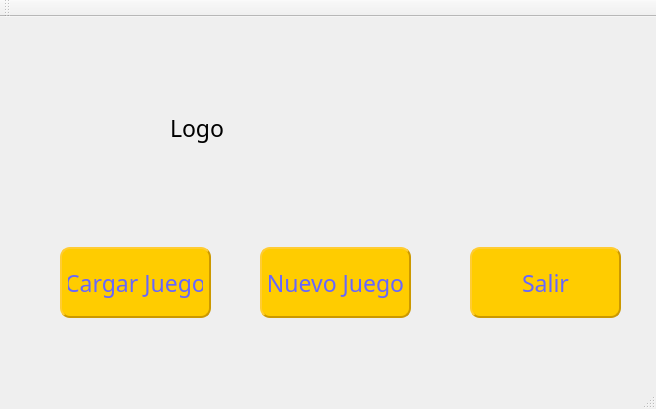
The window that mainwindow.ui (AdriVC/PP3_PokemonStadium) describes before a commit, drawn with Qt 5.
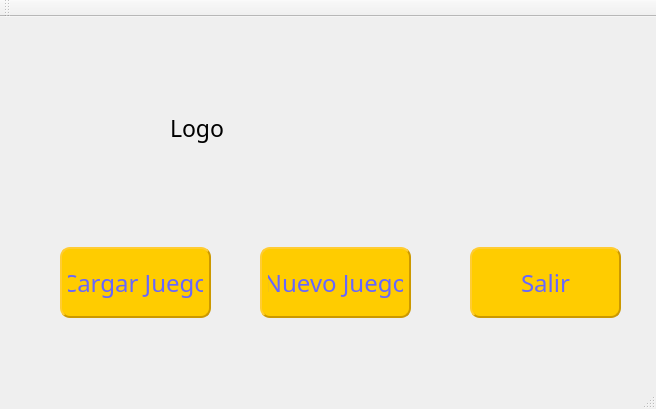
The same window after the commit.

The edit to the form file:
```diff
--- a/mainwindow.ui
+++ b/mainwindow.ui
@@ -163,6 +163,7 @@
     <property name="font">
      <font>
       <family>Pokemon Solid</family>
+      <pointsize>18</pointsize>
       <weight>50</weight>
       <bold>false</bold>
      </font>
@@ -309,6 +310,7 @@
     <property name="font">
      <font>
       <family>Pokemon Solid</family>
+      <pointsize>18</pointsize>
      </font>
     </property>
     <property name="styleSheet">
@@ -453,6 +455,7 @@
     <property name="font">
      <font>
       <family>Pokemon Solid</family>
+      <pointsize>18</pointsize>
      </font>
     </property>
     <property name="styleSheet">
```
